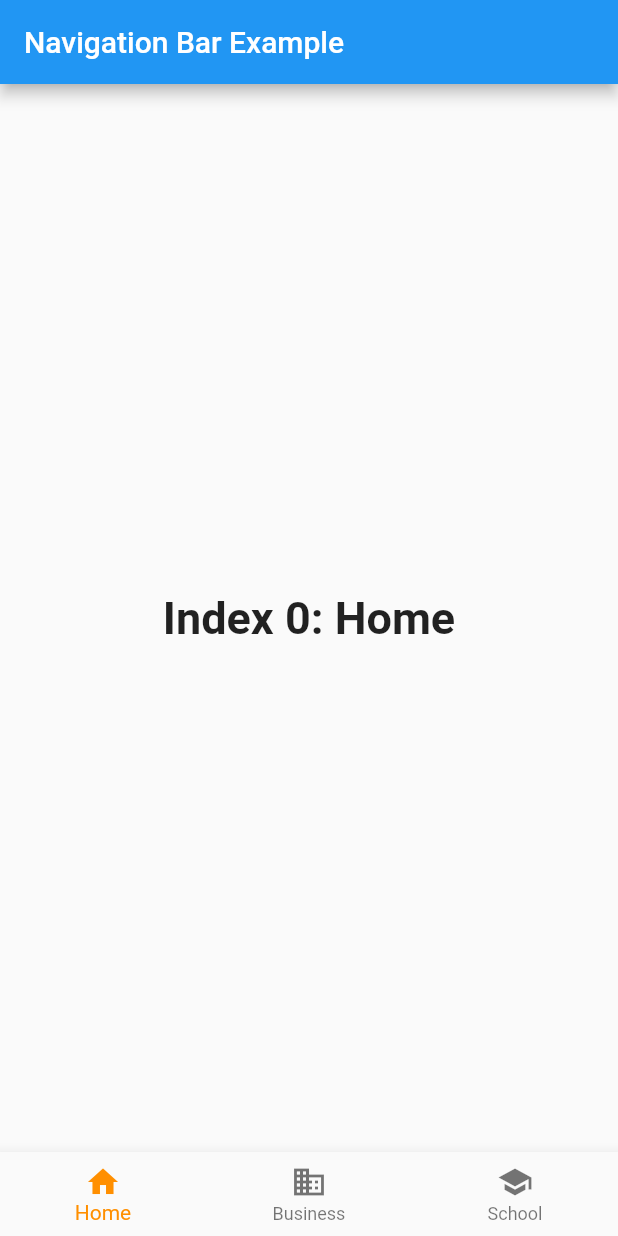
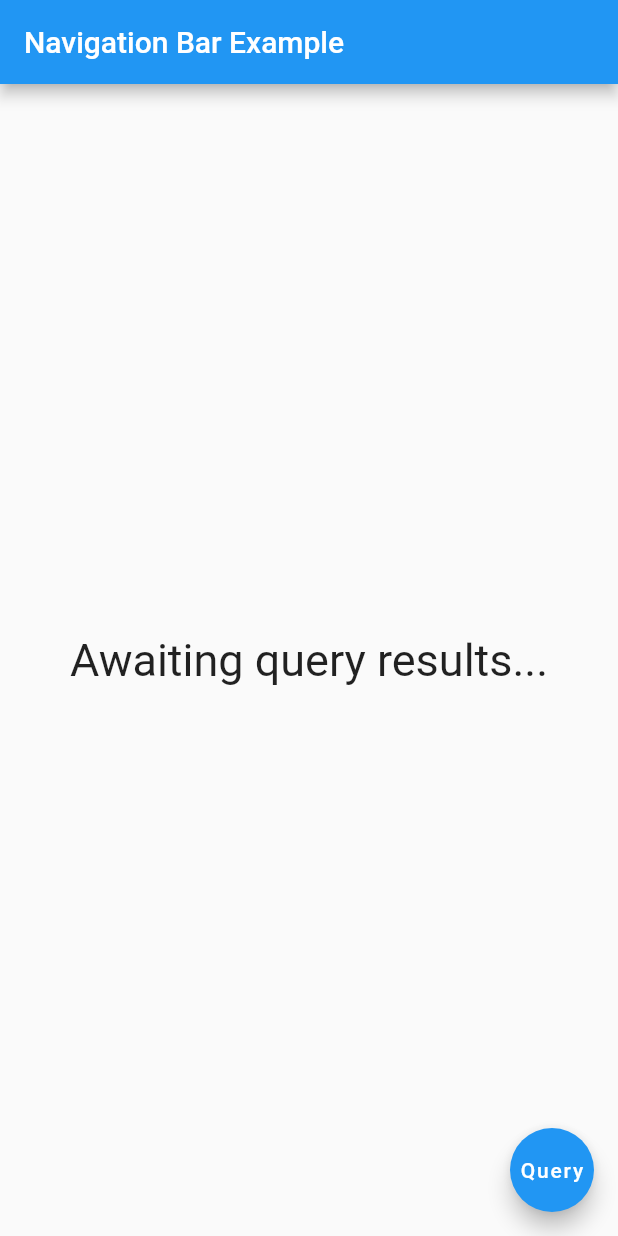
Before and after one commit to IanSkelskey/Fitness-Tracker, a Flutter app: the screen it shows after launch, on a phone screen of 412 x 824 dp. Run offline on Flutter 3.47's test engine with Material 2 defaults, Android fonts, the phone set to English and light mode, and no system bars; missing offline and left inert: mysql1.

```diff
--- a/lib/main.dart
+++ b/lib/main.dart
@@ -1,4 +1,5 @@
 import 'package:flutter/material.dart';
+import 'package:mysql1/mysql1.dart';
 
 void main() {
   runApp(const MyApp());
@@ -31,55 +32,51 @@ class NavBarSample extends StatefulWidget {
 }
 
 class _NavBarSampleState extends State<NavBarSample> {
-  int _selectedIndex = 0;
-  static const TextStyle optionStyle =
-      TextStyle(fontSize: 30, fontWeight: FontWeight.bold);
-  static const List<Widget> _widgetOptions = <Widget>[
-    Text(
-      'Index 0: Home',
-      style: optionStyle,
-    ),
-    Text(
-      'Index 1: Business',
-      style: optionStyle,
-    ),
-    Text(
-      'Index 2: School',
-      style: optionStyle,
-    ),
-  ];
+  var db = MySQL();
+  var albums = 'Awaiting query results...';
 
-  void _onItemTapped(int index) {
-    setState(() {
-      _selectedIndex = index;
-    });
+  Future<void> _getAlbum() async {
+    MySqlConnection conn = await db.getConnection();
+    print('Im getting albums');
+    var results = await conn.query('SELECT * FROM artist');
+    results = await conn.query('SELECT * FROM album');
+    for (var row in results) {
+      print('Row Data: $row');
+      setState(() {
+        albums = row[1].toString();
+      });
+    }
   }
 
   @override
   Widget build(BuildContext context) {
     return Scaffold(
       body: Center(
-        child: _widgetOptions.elementAt(_selectedIndex),
+        child: Text(
+          albums,
+          style: const TextStyle(fontSize: 30),
+        ),
       ),
-      bottomNavigationBar: BottomNavigationBar(
-        items: const <BottomNavigationBarItem>[
-          BottomNavigationBarItem(
-            icon: Icon(Icons.home),
-            label: 'Home',
-          ),
-          BottomNavigationBarItem(
-            icon: Icon(Icons.business),
-            label: 'Business',
-          ),
-          BottomNavigationBarItem(
-            icon: Icon(Icons.school),
-            label: 'School',
-          ),
-        ],
-        currentIndex: _selectedIndex,
-        selectedItemColor: Colors.amber[800],
-        onTap: _onItemTapped,
+      floatingActionButton: FloatingActionButton(
+        onPressed: () {
+          _getAlbum();
+        },
+        backgroundColor: Colors.blue,
+        child: const Text('Query'),
       ),
     );
   }
 }
+
+class MySQL {
+  Future<MySqlConnection> getConnection() async {
+    var settings = ConnectionSettings(
+      user: 'root',
+      password: 'Harmony-11',
+      db: 'record-store',
+    );
+    var conn = await MySqlConnection.connect(settings);
+    await Future.delayed(const Duration(seconds: 1));
+    return conn;
+  }
+}
--- a/pubspec.yaml
+++ b/pubspec.yaml
@@ -34,7 +34,7 @@ dependencies:
   # The following adds the Cupertino Icons font to your application.
   # Use with the CupertinoIcons class for iOS style icons.
   cupertino_icons: ^1.0.2
-  english_words: ^4.0.0
+  mysql1: ^0.20.0
 
 dev_dependencies:
   flutter_test:
```
